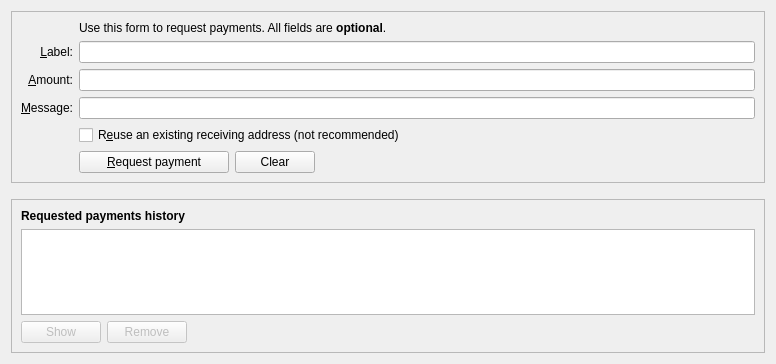
This is src/qt/forms/receivecoinsdialog.ui in infinitecoin-project/litecoin as Qt 5 draws it before an edit. The edited form follows.
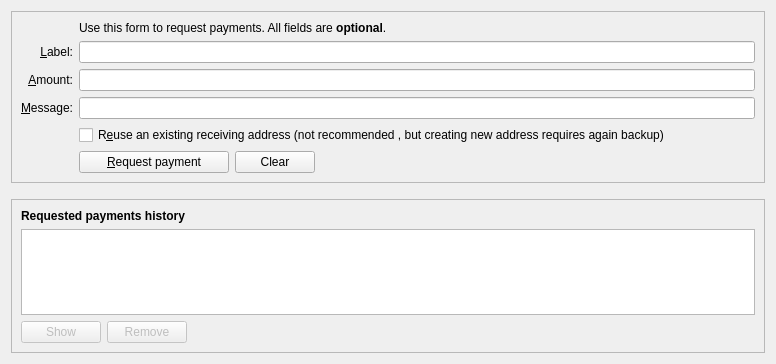
This is the edited form. Icons and pictures are not drawn. Custom widgets are drawn as their Qt base class.

Diff of the .ui file:
```diff
--- a/src/qt/forms/receivecoinsdialog.ui
+++ b/src/qt/forms/receivecoinsdialog.ui
@@ -34,7 +34,7 @@
            <string>Reuse one of the previously used receiving addresses. Reusing addresses has security and privacy issues. Do not use this unless re-generating a payment request made before.</string>
           </property>
           <property name="text">
-           <string>R&amp;euse an existing receiving address (not recommended)</string>
+           <string>R&amp;euse an existing receiving address (not recommended , but creating new address requires again backup)</string>
           </property>
          </widget>
         </item>
```
